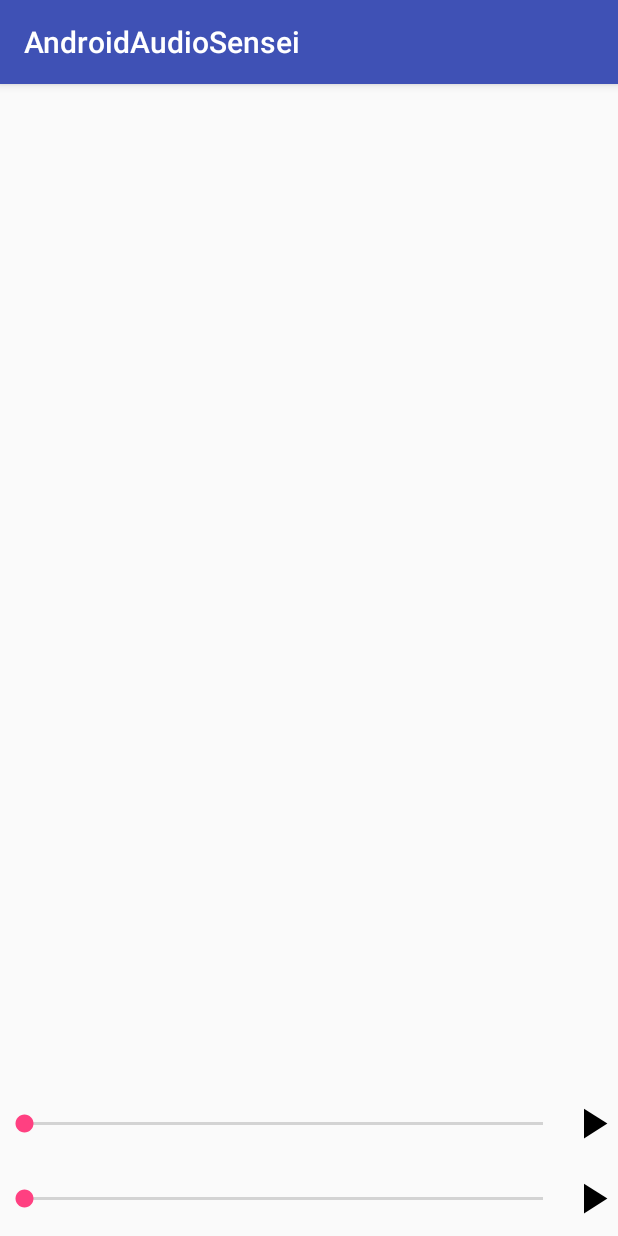
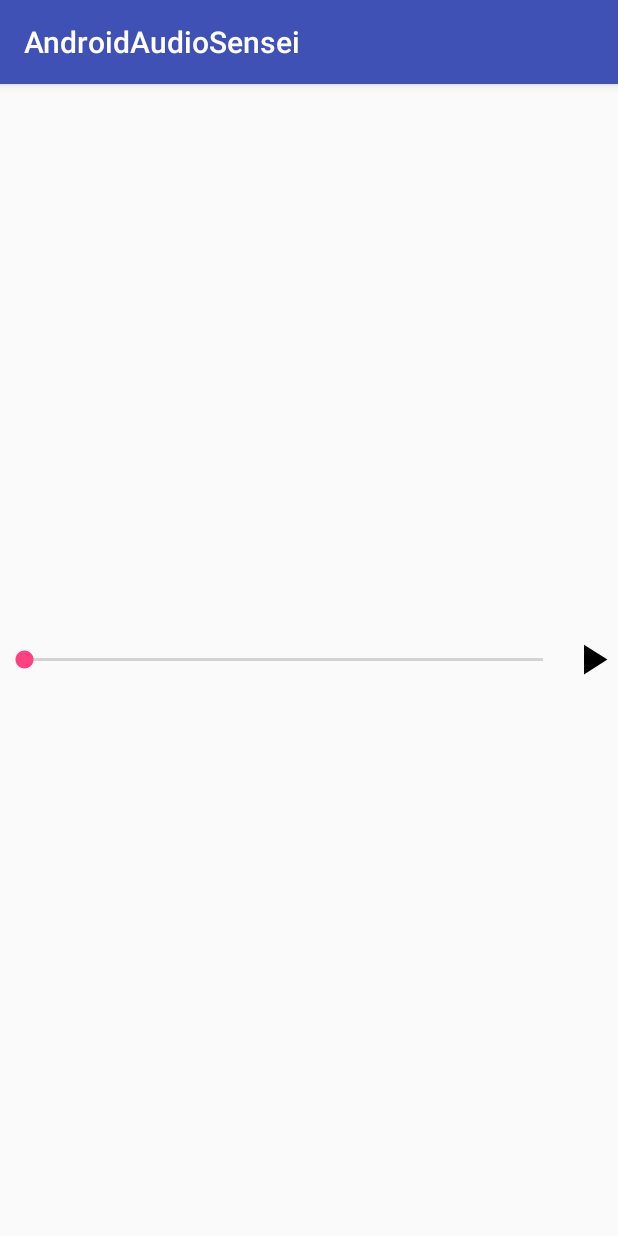
Before and after one commit to rygelouv/android-audio-sensei, an Android app: the PlayerActivity screen opened directly, with no data from a screen before it, on a phone screen of 412 x 824 dp. Run offline under Robolectric (Android 15) with nearby library versions, the phone set to English and light mode, and no system bars.

Commit message:
Added screenshots and centered player in PlayerActivity

```diff
--- a/app/src/main/AndroidManifest.xml
+++ b/app/src/main/AndroidManifest.xml
@@ -14,11 +14,11 @@
         android:supportsRtl="true"
         android:theme="@style/AppTheme">
         <activity android:name=".MainActivity"></activity>
-        <activity android:name=".PlayerActivity"></activity>
+        <activity android:name=".PlayerActivity">
+        </activity>
         <activity android:name=".ListAudioActivity">
             <intent-filter>
                 <action android:name="android.intent.action.MAIN" />
-
                 <category android:name="android.intent.category.LAUNCHER" />
             </intent-filter>
         </activity>
--- a/app/src/main/java/com/rygelouv/androidaudiosensei/PlayerActivity.java
+++ b/app/src/main/java/com/rygelouv/androidaudiosensei/PlayerActivity.java
@@ -28,7 +28,7 @@ public class PlayerActivity extends AppCompatActivity
     public static final int MEDIA_RES_ID = R.raw.jazz_in_paris;
 
     private AudioSenseiPlayerView audioSenseiPlayerView1;
-    private AudioSenseiPlayerView audioSenseiPlayerView2;
+    //private AudioSenseiPlayerView audioSenseiPlayerView2;
 
     @Override
     protected void onCreate(Bundle savedInstanceState) {
@@ -53,7 +53,7 @@ public class PlayerActivity extends AppCompatActivity
         audioSenseiPlayerView1 = findViewById(R.id.player1);
         audioSenseiPlayerView1.setAudioTarget(MEDIA_RES_ID);
 
-        audioSenseiPlayerView2 = findViewById(R.id.player2);
-        audioSenseiPlayerView2.setAudioTarget(R.raw.francisco_tarrega_lagrima);
+        /*audioSenseiPlayerView2 = findViewById(R.id.player2);
+        audioSenseiPlayerView2.setAudioTarget(R.raw.francisco_tarrega_lagrima);*/
     }
 }
--- a/app/src/main/res/layout/activity_player.xml
+++ b/app/src/main/res/layout/activity_player.xml
@@ -18,9 +18,11 @@
 <LinearLayout xmlns:android="http://schemas.android.com/apk/res/android"
     android:layout_width="match_parent"
     android:layout_height="match_parent"
-    android:orientation="vertical">
+    android:orientation="vertical"
+    android:gravity="center"
+    >
 
-    <ScrollView
+    <!--<ScrollView
         android:id="@+id/scroll_container"
         android:layout_width="match_parent"
         android:layout_height="match_parent"
@@ -35,7 +37,7 @@
             android:textSize="12sp"
             android:textAppearance="@style/TextAppearance.AppCompat.Medium"/>
 
-    </ScrollView>
+    </ScrollView>-->
 
     <SeekBar
         android:id="@+id/seekbar_audio"
@@ -47,14 +49,11 @@
         />
 
     <com.rygelouv.audiosensei.player.AudioSenseiPlayerView
+        android:layout_gravity="center"
         android:id="@+id/player1"
         android:layout_width="match_parent"
         android:layout_height="wrap_content"/>
 
-    <com.rygelouv.audiosensei.player.AudioSenseiPlayerView
-        android:id="@+id/player2"
-        android:layout_width="match_parent"
-        android:layout_height="wrap_content"/>
 
     <LinearLayout
         android:layout_width="match_parent"
```
Also changed, not shown: 3 other files.
